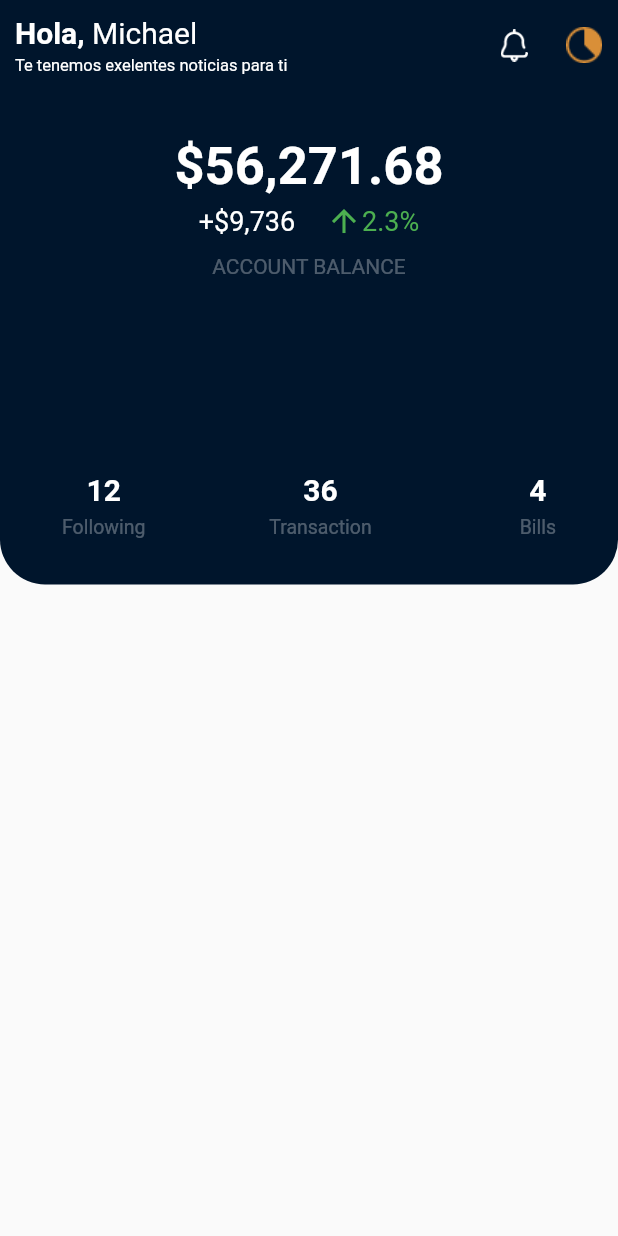
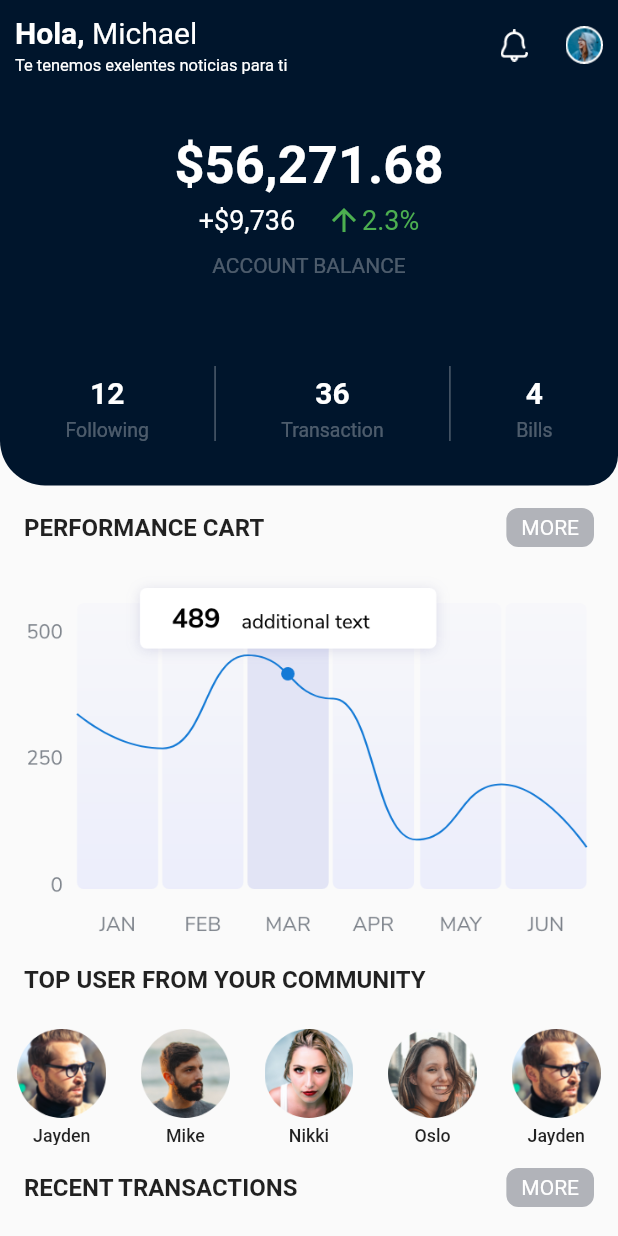
Before and after one commit to shahbazakon/Fudge-Financial-Application, a Flutter app: the screen it shows after launch, on a phone screen of 412 x 824 dp. Run offline on Flutter 3.47's test engine with Material 2 defaults, Android fonts, the phone set to English and light mode, and no system bars.

Commit message:
DashBoard Screen UI Completed

```diff
--- a/lib/UI/dashboard_screen.dart
+++ b/lib/UI/dashboard_screen.dart
@@ -2,6 +2,7 @@ import 'package:flutter/material.dart';
 
 import '../constants/assets_path.dart';
 import '../constants/colors.dart';
+import '../widgets/list_tile.dart';
 
 class Dashboard extends StatefulWidget {
   const Dashboard({Key? key}) : super(key: key);
@@ -19,9 +20,31 @@ class _DashboardState extends State<Dashboard> {
         body: Column(
           children: [
             appBar(size),
-            SingleChildScrollView(
-              child: Column(
-                children: [topPanel(size)],
+            Expanded(
+              child: SingleChildScrollView(
+                child: Column(
+                  children: [
+                    topPanel(size),
+                    sectionHeadline("Performance Cart", isShowMoreButton: true, onTapMore: () {
+                      //TODO: add "More Button" Functionality
+                    }),
+                    Padding(
+                      padding: const EdgeInsets.only(right: 20, left: 8),
+                      child: Image.asset(AssetsPath.graph),
+                    ),
+                    sectionHeadline(
+                      "Top User From your community",
+                      isShowMoreButton: false,
+                    ),
+                    topUsersList(size),
+                    sectionHeadline("Recent Transactions", isShowMoreButton: true, onTapMore: () {
+                      //TODO: add "More Button" Functionality
+                    }),
+                    recentTransactionList(size),
+                    sectionHeadline("financial Goals", isShowMoreButton: false),
+                    financialGoalsListBar(size),
+                  ],
+                ),
               ),
             ),
           ],
@@ -73,7 +96,7 @@ class _DashboardState extends State<Dashboard> {
               ),
             ),
             Image.asset(
-              AssetsPath.processCircle,
+              AssetsPath.circleUserProfile,
               height: 25,
             ),
           ],
@@ -86,11 +109,11 @@ class _DashboardState extends State<Dashboard> {
   Container topPanel(Size size) {
     return Container(
       width: size.width,
-      height: size.height * .4,
+      height: size.height * .32,
       decoration: const BoxDecoration(
           color: AppColors.blueSecondary,
           borderRadius:
-              BorderRadius.only(bottomLeft: Radius.circular(30), bottomRight: Radius.circular(30))),
+              BorderRadius.only(bottomLeft: Radius.circular(30), bottomRight: Radius.circular(20))),
       child: Column(
         mainAxisAlignment: MainAxisAlignment.spaceAround,
         children: [
@@ -132,14 +155,21 @@ class _DashboardState extends State<Dashboard> {
               )
             ],
           ),
-          const SizedBox(height: 1),
           Row(
             mainAxisAlignment: MainAxisAlignment.spaceEvenly,
             children: [
               panelBottomBlock("12", "Following"),
-              Divider(),
+              Container(
+                height: 50,
+                width: 1,
+                color: AppTextColors.white30,
+              ),
               panelBottomBlock("36", "Transaction"),
-              const VerticalDivider(),
+              Container(
+                height: 50,
+                width: 1,
+                color: AppTextColors.white30,
+              ),
               panelBottomBlock("4", "Bills"),
             ],
           ),
@@ -165,3 +195,147 @@ class _DashboardState extends State<Dashboard> {
     );
   }
 }
+
+///page Secretion HeadLine
+ListTile sectionHeadline(String title, {bool? isShowMoreButton = true, Function()? onTapMore}) {
+  return ListTile(
+      title: Text(
+        title.toUpperCase(),
+        style: const TextStyle(fontWeight: FontWeight.bold),
+      ),
+      trailing: InkWell(
+        onTap: onTapMore,
+        child: isShowMoreButton ?? false
+            ? Container(
+                padding: const EdgeInsets.symmetric(vertical: 5, horizontal: 10),
+                decoration: BoxDecoration(
+                  color: AppColors.grey,
+                  borderRadius: BorderRadius.circular(8),
+                ),
+                child: const Text("MORE", style: TextStyle(color: AppTextColors.white)),
+              )
+            : const SizedBox(),
+      ));
+}
+
+/// Top User List
+SizedBox topUsersList(Size size) {
+  return SizedBox(
+    height: size.height * .1,
+    child: GridView.count(
+      crossAxisCount: 1,
+      scrollDirection: Axis.horizontal,
+      children: [
+        topUsersProfile("Jayden", AssetsPath.dp1),
+        topUsersProfile("Mike", AssetsPath.dp2),
+        topUsersProfile("Nikki", AssetsPath.dp3),
+        topUsersProfile("Oslo", AssetsPath.dp4),
+        topUsersProfile("Jayden", AssetsPath.dp1),
+        topUsersProfile("Mike", AssetsPath.dp2),
+        topUsersProfile("Nikki", AssetsPath.dp3),
+        topUsersProfile("Oslo", AssetsPath.dp4),
+      ],
+    ),
+  );
+}
+
+FittedBox topUsersProfile(String userName, String userProfilePic) {
+  return FittedBox(
+    child: Column(
+      children: [
+        Padding(
+          padding: const EdgeInsets.all(8.0),
+          child: Image.asset(userProfilePic),
+        ),
+        Text(
+          userName,
+          style: const TextStyle(fontSize: 20, fontWeight: FontWeight.w500),
+        )
+      ],
+    ),
+  );
+}
+
+/// Recent Transaction List
+SizedBox recentTransactionList(Size size) {
+  return SizedBox(
+    height: size.height * .35,
+    child: ListView(
+      physics: const NeverScrollableScrollPhysics(),
+      children: const [
+        TransactionListTile(
+          leading: AssetsPath.user,
+          title: "John Doe",
+          subTitle: "United Kingdom",
+          trallingTitle: "80,000 AED",
+          trallingSubTitle: "11 Aug 2021",
+          trallingIcon: AssetsPath.processCircle,
+        ),
+        TransactionListTile(
+          leading: AssetsPath.user,
+          title: "John Doe",
+          subTitle: "United Kingdom",
+          trallingTitle: "80,000 AED",
+          trallingSubTitle: "11 Aug 2021",
+          trallingIcon: AssetsPath.checkCircle,
+        ),
+        TransactionListTile(
+          leading: AssetsPath.user,
+          title: "John Doe",
+          subTitle: "United Kingdom",
+          trallingTitle: "80,000 AED",
+          trallingSubTitle: "11 Aug 2021",
+          trallingIcon: AssetsPath.checkCircle,
+        ),
+        TransactionListTile(
+          leading: AssetsPath.user,
+          title: "John Doe",
+          subTitle: "United Kingdom",
+          trallingTitle: "80,000 AED",
+          trallingSubTitle: "11 Aug 2021",
+          trallingIcon: AssetsPath.checkCircle,
+        )
+      ],
+    ),
+  );
+}
+
+///Financial Goals
+
+Column financialGoalsListBar(Size size) {
+  return Column(
+    children: [
+      financialGoalsTiles(size, "XX of total XX", AppColors.blue, .3),
+      financialGoalsTiles(size, "XX of total XX", AppColors.red, .7),
+      financialGoalsTiles(size, "XX of total XX", AppColors.greenAccent, .6),
+    ],
+  );
+}
+
+Widget financialGoalsTiles(
+    Size size, String? title, Color? progressBarColor, double? progressPercentage) {
+  return Padding(
+    padding: const EdgeInsets.symmetric(vertical: 10),
+    child: Column(
+      crossAxisAlignment: CrossAxisAlignment.start,
+      children: [
+        Padding(
+          padding: const EdgeInsets.only(left: 2, bottom: 8),
+          child: Text(
+            title!,
+            style: const TextStyle(fontSize: 16, color: AppTextColors.black26),
+          ),
+        ),
+        SizedBox(
+          width: size.width * .87,
+          child: LinearProgressIndicator(
+            color: progressBarColor,
+            minHeight: 5,
+            value: progressPercentage,
+            backgroundColor: AppColors.greyLite,
+          ),
+        ),
+      ],
+    ),
+  );
+}
--- a/lib/constants/colors.dart
+++ b/lib/constants/colors.dart
@@ -4,8 +4,12 @@ class AppColors {
   static const Color white = Color.fromRGBO(255, 255, 255, 1);
   static const Color whiteSecondary = Color.fromRGBO(83, 85, 155, 0.18);
   static const Color black = Color.fromRGBO(0, 0, 0, 1);
+  static const Color grey = Color.fromRGBO(177, 179, 185, 1.0);
   static const Color greySecondary = Color.fromRGBO(124, 130, 138, 1);
+  static const Color greyLite = Colors.black12;
   static const Color blue = Color.fromRGBO(20, 122, 214, 1);
+  static const Color red = Color.fromRGBO(227, 24, 24, 1.0);
+  static const Color greenAccent = Colors.greenAccent;
   static const Color blueSecondary = Color.fromRGBO(0, 21, 44, 1.0);
 }
 
@@ -14,4 +18,5 @@ class AppTextColors {
   static const Color black = Color.fromRGBO(0, 0, 0, 1);
   static const Color green = Colors.green;
   static const Color white30 = Colors.white30;
+  static const Color black26 = Colors.black26;
 }
--- /dev/null
+++ b/lib/widgets/list_tile.dart
@@ -0,0 +1,72 @@
+import 'package:flutter/material.dart';
+
+import '../constants/assets_path.dart';
+import '../constants/colors.dart';
+
+class TransactionListTile extends StatefulWidget {
+  final String? leading;
+  final String? title;
+  final String? subTitle;
+  final String? trallingTitle;
+  final String? trallingSubTitle;
+  final String? trallingIcon;
+  const TransactionListTile({
+    Key? key,
+    this.leading,
+    this.title,
+    this.subTitle,
+    this.trallingTitle,
+    this.trallingSubTitle,
+    this.trallingIcon,
+  }) : super(key: key);
+
+  @override
+  State<TransactionListTile> createState() => _TransactionListTileState();
+}
+
+class _TransactionListTileState extends State<TransactionListTile> {
+  @override
+  Widget build(BuildContext context) {
+    return Padding(
+      padding: const EdgeInsets.symmetric(horizontal: 8, vertical: 10),
+      child: Row(
+        children: [
+          Padding(
+            padding: const EdgeInsets.symmetric(horizontal: 8),
+            child: Image.asset(AssetsPath.user, scale: 1.5),
+          ),
+          Column(
+            crossAxisAlignment: CrossAxisAlignment.start,
+            children: [
+              Padding(
+                padding: const EdgeInsets.only(bottom: 5),
+                child: Text(widget.title!,
+                    style: const TextStyle(fontWeight: FontWeight.w500, fontSize: 15)),
+              ),
+              Text(widget.subTitle!, style: const TextStyle(color: AppTextColors.black26))
+            ],
+          ),
+          const Spacer(),
+          Column(
+            crossAxisAlignment: CrossAxisAlignment.end,
+            children: [
+              Padding(
+                padding: const EdgeInsets.only(bottom: 5),
+                child: Text(widget.trallingTitle!,
+                    style: const TextStyle(fontWeight: FontWeight.w500, fontSize: 15)),
+              ),
+              Text(
+                widget.trallingSubTitle!,
+                style: const TextStyle(color: AppTextColors.black26),
+              )
+            ],
+          ),
+          Padding(
+            padding: const EdgeInsets.symmetric(horizontal: 10),
+            child: Image.asset(widget.trallingIcon!, scale: 1.3),
+          )
+        ],
+      ),
+    );
+  }
+}
```
